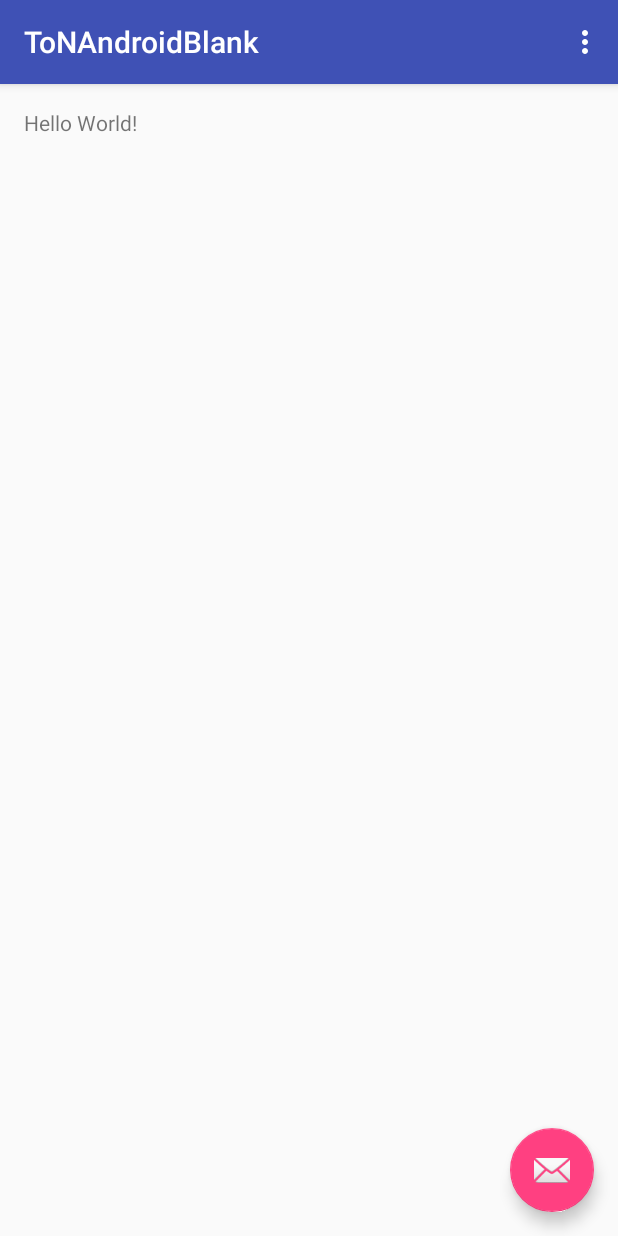
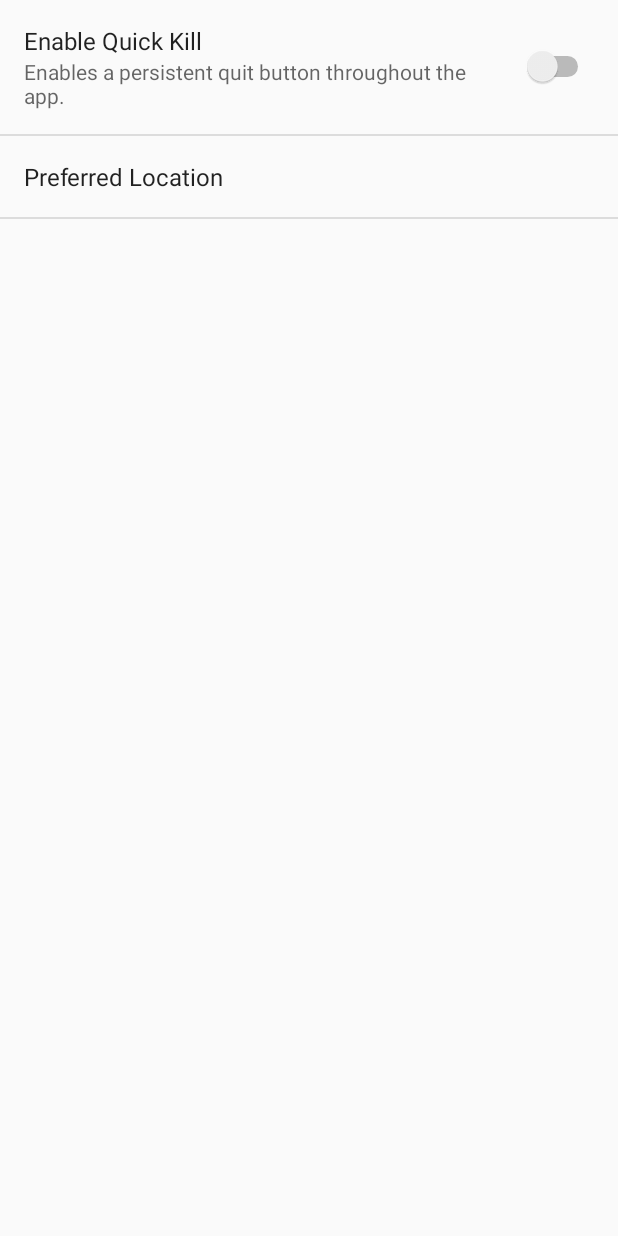
Before and after one commit to jrbyam/TimeOfNeedFront-End, an Android app: the screen it shows after launch (BlankActivity before the commit, SettingsActivity after it), in the options menu, after a tap on "Settings", on a phone screen of 412 x 824 dp. Run offline under Robolectric (Android 15) with nearby library versions, the phone set to English and light mode, and no system bars.

Commit message:
Added a basic settings menu to the Android app.

```diff
--- a/Android/app/src/main/java/com/example/ton/tonandroidblank/BlankActivity.java
+++ b/Android/app/src/main/java/com/example/ton/tonandroidblank/BlankActivity.java
@@ -1,13 +1,17 @@
 package com.example.ton.tonandroidblank;
 
+import android.content.Intent;
 import android.os.Bundle;
 import android.support.design.widget.FloatingActionButton;
 import android.support.design.widget.Snackbar;
 import android.support.v7.app.AppCompatActivity;
 import android.support.v7.widget.Toolbar;
+import android.view.LayoutInflater;
 import android.view.View;
 import android.view.Menu;
 import android.view.MenuItem;
+import android.view.ViewGroup;
+import android.app.Fragment;
 
 public class BlankActivity extends AppCompatActivity {
 
@@ -22,7 +26,7 @@ public class BlankActivity extends AppCompatActivity {
         fab.setOnClickListener(new View.OnClickListener() {
             @Override
             public void onClick(View view) {
-                Snackbar.make(view, "Replace with your own action", Snackbar.LENGTH_LONG)
+                Snackbar.make(view, "Why would you poke an envelope???", Snackbar.LENGTH_LONG)
                         .setAction("Action", null).show();
             }
         });
@@ -44,9 +48,30 @@ public class BlankActivity extends AppCompatActivity {
 
         //noinspection SimplifiableIfStatement
         if (id == R.id.action_settings) {
+            Intent getScreenNameIntent = new Intent(this, SettingsActivity.class);
+            startActivity(getScreenNameIntent);
             return true;
         }
+        else
+            {return super.onOptionsItemSelected(item);}
+    }
 
-        return super.onOptionsItemSelected(item);
+    public void onSettingsClick (View view) {
+        Intent getScreenNameIntent = new Intent(this, SettingsActivity.class);
+        startActivity(getScreenNameIntent);
     }
-}
+
+    public static class PlaceholderFragment extends Fragment {
+
+        public PlaceholderFragment() {
+        }
+
+        @Override
+        public View onCreateView(LayoutInflater inflater, ViewGroup container, Bundle savedInstanceState)
+        {
+            View rootView = inflater.inflate(R.layout.fragment_main, container, false);
+            return rootView;
+        }
+
+    } //end fragment
+} //end activity
--- /dev/null
+++ b/Android/app/src/main/java/com/example/ton/tonandroidblank/SettingsActivity.java
@@ -0,0 +1,27 @@
+package com.example.ton.tonandroidblank;
+
+import android.os.Bundle;
+import android.preference.PreferenceActivity;
+import android.preference.PreferenceFragment;
+
+/**
+ * Created by Andrew on 2016-02-09.
+ */
+public class SettingsActivity extends PreferenceActivity{
+
+    @Override
+    protected void onCreate(Bundle savedInstance) {
+        super.onCreate(savedInstance);
+        getFragmentManager().beginTransaction().replace(android.R.id.content, new SettingsFragment()).commit();
+    }
+
+    public static class SettingsFragment extends PreferenceFragment
+    {
+        @Override
+        public void onCreate(final Bundle savedInstanceState)
+        {
+            super.onCreate(savedInstanceState);
+            addPreferencesFromResource(R.xml.preferences);
+        }
+    }
+}
--- /dev/null
+++ b/Android/app/src/main/res/layout/fragment_main.xml
@@ -0,0 +1,6 @@
+<?xml version="1.0" encoding="utf-8"?>
+<LinearLayout xmlns:android="http://schemas.android.com/apk/res/android"
+    android:orientation="vertical" android:layout_width="match_parent"
+    android:layout_height="match_parent">
+
+</LinearLayout>
--- /dev/null
+++ b/Android/app/src/main/res/values/array.xml
@@ -0,0 +1,15 @@
+<?xml version="1.0" encoding="utf-8"?>
+<resources>
+    <string-array name="pref_location_titles">
+        <item>Fairbanks (99701)</item>
+        <item>Southeast Fairbanks (99706)</item>
+        <item>College (99775)</item>
+        <item>North Pole (99705)</item>
+    </string-array>
+    <string-array name="pref_location_values">
+        <item>99701</item>
+        <item>99706</item>
+        <item>99775</item>
+        <item>99705</item>
+    </string-array>
+</resources>
--- a/Android/app/src/main/res/values/strings.xml
+++ b/Android/app/src/main/res/values/strings.xml
@@ -1,4 +1,15 @@
 <resources>
     <string name="app_name">ToNAndroidBlank</string>
     <string name="action_settings">Settings</string>
+
+    <string name="new_thingy">New Thingy</string>
+
+    <!-- Strings related to Settings -->
+    <string name="pref_description_quickkill">Enables a persistent &quot;quit&quot; button throughout the app.</string>
+    <string name="pref_title_quickkill">Enable Quick Kill</string>
+
+    <string name="pref_title_location">Preferred Location</string>
+    <string name="label_settings">Settings</string>
+
+
 </resources>
--- /dev/null
+++ b/Android/app/src/main/res/xml/preferences.xml
@@ -0,0 +1,17 @@
+<?xml version="1.0" encoding="utf-8"?>
+<PreferenceScreen xmlns:android="http://schemas.android.com/apk/res/android">
+
+    <SwitchPreference
+        android:defaultValue="false"
+        android:key="quickkill_switch"
+        android:summary="@string/pref_description_quickkill"
+        android:title="@string/pref_title_quickkill" />
+
+    <ListPreference
+        android:defaultValue="99701"
+        android:entries="@array/pref_location_titles"
+        android:entryValues="@array/pref_location_values"
+        android:key="location_list"
+        android:title="@string/pref_title_location" />
+
+</PreferenceScreen>
```
Also changed, not shown: Android/app/src/main/AndroidManifest.xml (+8 -0 lines), Android/app/src/main/res/layout/content_blank.xml (+15 -1 lines).
